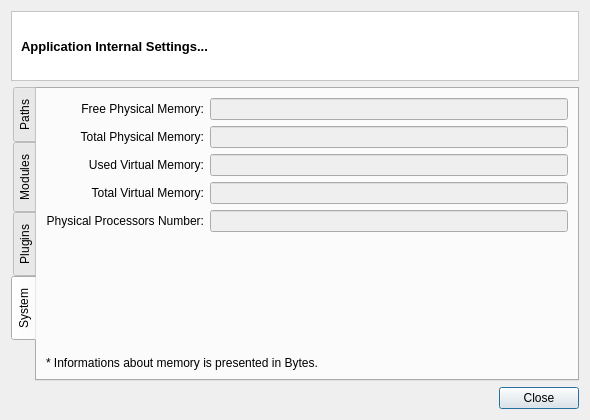
Qt form src/terralib/qt/af/ui/InternalSettingsDialogForm.ui (claudiobogossian/terralib5) before a commit.
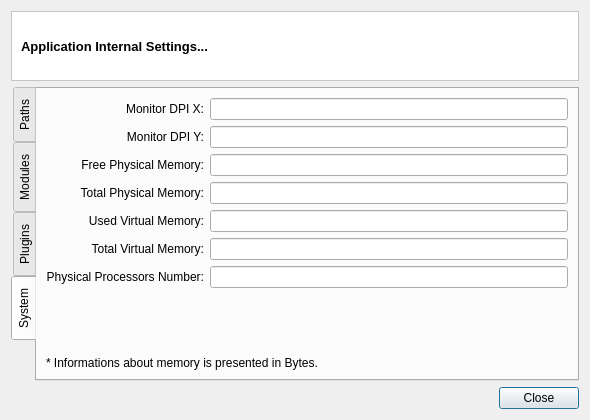
The same form after that commit. The open tabs and pages were chosen to show the change.

Commit message: added dpi info

```diff
--- a/src/terralib/qt/af/ui/InternalSettingsDialogForm.ui
+++ b/src/terralib/qt/af/ui/InternalSettingsDialogForm.ui
@@ -96,7 +96,7 @@
                 <item row="0" column="1">
                  <widget class="QLineEdit" name="m_userPathLineEdit">
                   <property name="enabled">
-                   <bool>false</bool>
+                   <bool>true</bool>
                   </property>
                   <property name="minimumSize">
                    <size>
@@ -104,6 +104,9 @@
                     <height>0</height>
                    </size>
                   </property>
+                  <property name="readOnly">
+                   <bool>true</bool>
+                  </property>
                  </widget>
                 </item>
                 <item row="1" column="0">
@@ -125,7 +128,7 @@
                 <item row="1" column="1">
                  <widget class="QLineEdit" name="m_gdalDirLineEdit">
                   <property name="enabled">
-                   <bool>false</bool>
+                   <bool>true</bool>
                   </property>
                   <property name="minimumSize">
                    <size>
@@ -133,6 +136,9 @@
                     <height>0</height>
                    </size>
                   </property>
+                  <property name="readOnly">
+                   <bool>true</bool>
+                  </property>
                  </widget>
                 </item>
                </layout>
@@ -170,7 +176,7 @@
                 <item row="0" column="1">
                  <widget class="QLineEdit" name="m_curPathLineEdit">
                   <property name="enabled">
-                   <bool>false</bool>
+                   <bool>true</bool>
                   </property>
                   <property name="minimumSize">
                    <size>
@@ -178,6 +184,9 @@
                     <height>0</height>
                    </size>
                   </property>
+                  <property name="readOnly">
+                   <bool>true</bool>
+                  </property>
                  </widget>
                 </item>
                 <item row="1" column="0">
@@ -199,7 +208,7 @@
                 <item row="1" column="1">
                  <widget class="QLineEdit" name="m_previousCurPathLineEdit">
                   <property name="enabled">
-                   <bool>false</bool>
+                   <bool>true</bool>
                   </property>
                   <property name="minimumSize">
                    <size>
@@ -207,6 +216,9 @@
                     <height>0</height>
                    </size>
                   </property>
+                  <property name="readOnly">
+                   <bool>true</bool>
+                  </property>
                  </widget>
                 </item>
                 <item row="2" column="0">
@@ -228,7 +240,7 @@
                 <item row="2" column="1">
                  <widget class="QLineEdit" name="m_terraLibHomeLineEdit">
                   <property name="enabled">
-                   <bool>false</bool>
+                   <bool>true</bool>
                   </property>
                   <property name="minimumSize">
                    <size>
@@ -236,6 +248,9 @@
                     <height>0</height>
                    </size>
                   </property>
+                  <property name="readOnly">
+                   <bool>true</bool>
+                  </property>
                  </widget>
                 </item>
                 <item row="3" column="0">
@@ -257,7 +272,7 @@
                 <item row="3" column="1">
                  <widget class="QLineEdit" name="m_installPrefixLineEdit">
                   <property name="enabled">
-                   <bool>false</bool>
+                   <bool>true</bool>
                   </property>
                   <property name="minimumSize">
                    <size>
@@ -265,6 +280,9 @@
                     <height>0</height>
                    </size>
                   </property>
+                  <property name="readOnly">
+                   <bool>true</bool>
+                  </property>
                  </widget>
                 </item>
                 <item row="4" column="0">
@@ -286,7 +304,7 @@
                 <item row="4" column="1">
                  <widget class="QLineEdit" name="m_codebasePathLineEdit">
                   <property name="enabled">
-                   <bool>false</bool>
+                   <bool>true</bool>
                   </property>
                   <property name="minimumSize">
                    <size>
@@ -294,6 +312,9 @@
                     <height>0</height>
                    </size>
                   </property>
+                  <property name="readOnly">
+                   <bool>true</bool>
+                  </property>
                  </widget>
                 </item>
                </layout>
@@ -361,67 +382,89 @@
           <layout class="QGridLayout" name="gridLayout_14">
            <item row="0" column="0">
             <layout class="QGridLayout" name="gridLayout_13">
-             <item row="0" column="0">
-              <widget class="QLabel" name="label_8">
+             <item row="1" column="0">
+              <widget class="QLabel" name="label_14">
                <property name="text">
-                <string>Free Physical Memory:</string>
+                <string>Monitor DPI Y:</string>
                </property>
                <property name="alignment">
                 <set>Qt::AlignRight|Qt::AlignTrailing|Qt::AlignVCenter</set>
                </property>
               </widget>
              </item>
-             <item row="0" column="1">
+             <item row="1" column="1">
+              <widget class="QLineEdit" name="m_dpiYLineEdit">
+               <property name="alignment">
+                <set>Qt::AlignRight|Qt::AlignTrailing|Qt::AlignVCenter</set>
+               </property>
+               <property name="readOnly">
+                <bool>true</bool>
+               </property>
+              </widget>
+             </item>
+             <item row="2" column="1">
               <widget class="QLineEdit" name="m_freePhysMemLineEdit">
                <property name="enabled">
-                <bool>false</bool>
+                <bool>true</bool>
                </property>
                <property name="alignment">
                 <set>Qt::AlignRight|Qt::AlignTrailing|Qt::AlignVCenter</set>
                </property>
-              </widget>
-             </item>
-             <item row="1" column="0">
-              <widget class="QLabel" name="label_9">
-               <property name="text">
-                <string>Total Physical Memory:</string>
+               <property name="readOnly">
+                <bool>true</bool>
                </property>
-               <property name="alignment">
-                <set>Qt::AlignRight|Qt::AlignTrailing|Qt::AlignVCenter</set>
-               </property>
               </widget>
              </item>
-             <item row="1" column="1">
+             <item row="3" column="1">
               <widget class="QLineEdit" name="m_totalPhysMemLineEdit">
                <property name="enabled">
-                <bool>false</bool>
+                <bool>true</bool>
                </property>
                <property name="alignment">
                 <set>Qt::AlignRight|Qt::AlignTrailing|Qt::AlignVCenter</set>
                </property>
+               <property name="readOnly">
+                <bool>true</bool>
+               </property>
               </widget>
              </item>
-             <item row="2" column="0">
-              <widget class="QLabel" name="label_10">
+             <item row="6" column="1">
+              <widget class="QLineEdit" name="m_physProcNumberLineEdit">
+               <property name="enabled">
+                <bool>true</bool>
+               </property>
+               <property name="alignment">
+                <set>Qt::AlignRight|Qt::AlignTrailing|Qt::AlignVCenter</set>
+               </property>
+               <property name="readOnly">
+                <bool>true</bool>
+               </property>
+              </widget>
+             </item>
+             <item row="6" column="0">
+              <widget class="QLabel" name="label_12">
                <property name="text">
-                <string>Used Virtual Memory:</string>
+                <string>Physical Processors Number:</string>
                </property>
                <property name="alignment">
                 <set>Qt::AlignRight|Qt::AlignTrailing|Qt::AlignVCenter</set>
                </property>
               </widget>
              </item>
-             <item row="2" column="1">
+             <item row="4" column="1">
               <widget class="QLineEdit" name="m_usedVirtualMemLineEdit">
                <property name="enabled">
-                <bool>false</bool>
+                <bool>true</bool>
                </property>
                <property name="alignment">
                 <set>Qt::AlignRight|Qt::AlignTrailing|Qt::AlignVCenter</set>
                </property>
+               <property name="readOnly">
+                <bool>true</bool>
+               </property>
               </widget>
              </item>
-             <item row="3" column="0">
+             <item row="5" column="0">
               <widget class="QLabel" name="label_11">
                <property name="text">
                 <string>Total Virtual Memory:</string>
@@ -431,36 +474,72 @@
                </property>
               </widget>
              </item>
-             <item row="3" column="1">
+             <item row="3" column="0">
+              <widget class="QLabel" name="label_9">
+               <property name="text">
+                <string>Total Physical Memory:</string>
+               </property>
+               <property name="alignment">
+                <set>Qt::AlignRight|Qt::AlignTrailing|Qt::AlignVCenter</set>
+               </property>
+              </widget>
+             </item>
+             <item row="4" column="0">
+              <widget class="QLabel" name="label_10">
+               <property name="text">
+                <string>Used Virtual Memory:</string>
+               </property>
+               <property name="alignment">
+                <set>Qt::AlignRight|Qt::AlignTrailing|Qt::AlignVCenter</set>
+               </property>
+              </widget>
+             </item>
+             <item row="5" column="1">
               <widget class="QLineEdit" name="m_totalVirtualMemLineEdit">
                <property name="enabled">
-                <bool>false</bool>
+                <bool>true</bool>
                </property>
                <property name="alignment">
                 <set>Qt::AlignRight|Qt::AlignTrailing|Qt::AlignVCenter</set>
                </property>
+               <property name="readOnly">
+                <bool>true</bool>
+               </property>
               </widget>
              </item>
-             <item row="4" column="0">
-              <widget class="QLabel" name="label_12">
+             <item row="2" column="0">
+              <widget class="QLabel" name="label_8">
                <property name="text">
-                <string>Physical Processors Number:</string>
+                <string>Free Physical Memory:</string>
                </property>
                <property name="alignment">
                 <set>Qt::AlignRight|Qt::AlignTrailing|Qt::AlignVCenter</set>
                </property>
               </widget>
              </item>
-             <item row="4" column="1">
-              <widget class="QLineEdit" name="m_physProcNumberLineEdit">
-               <property name="enabled">
-                <bool>false</bool>
+             <item row="0" column="0">
+              <widget class="QLabel" name="label_15">
+               <property name="text">
+                <string>Monitor DPI X:</string>
                </property>
                <property name="alignment">
                 <set>Qt::AlignRight|Qt::AlignTrailing|Qt::AlignVCenter</set>
                </property>
               </widget>
              </item>
+             <item row="0" column="1">
+              <widget class="QLineEdit" name="m_dpiXLineEdit">
+               <property name="text">
+                <string/>
+               </property>
+               <property name="alignment">
+                <set>Qt::AlignRight|Qt::AlignTrailing|Qt::AlignVCenter</set>
+               </property>
+               <property name="readOnly">
+                <bool>true</bool>
+               </property>
+              </widget>
+             </item>
             </layout>
            </item>
            <item row="1" column="0">
```
The commit also changes 1 other file.
